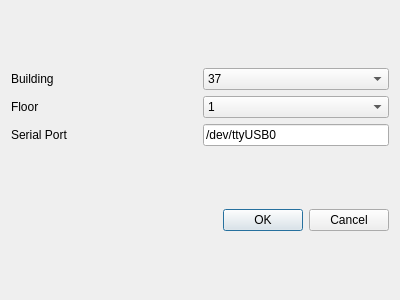
This is Navigation/metareader/ui/USB_window.ui in LofaroLabs/MILES as Qt 5 draws it before an edit. The edited form follows.
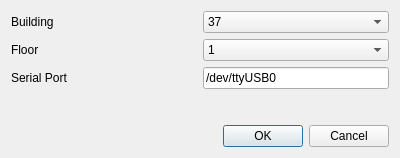
This is the edited form.

```diff
--- a/Navigation/metareader/ui/USB_window.ui
+++ b/Navigation/metareader/ui/USB_window.ui
@@ -10,7 +10,7 @@
     <x>0</x>
     <y>0</y>
     <width>400</width>
-    <height>300</height>
+    <height>158</height>
    </rect>
   </property>
   <property name="windowTitle">
@@ -105,6 +105,19 @@
      </item>
     </layout>
    </item>
+   <item>
+    <spacer name="verticalSpacer">
+     <property name="orientation">
+      <enum>Qt::Vertical</enum>
+     </property>
+     <property name="sizeHint" stdset="0">
+      <size>
+       <width>20</width>
+       <height>40</height>
+      </size>
+     </property>
+    </spacer>
+   </item>
    <item>
     <widget class="QDialogButtonBox" name="buttonBox">
      <property name="orientation">
```
